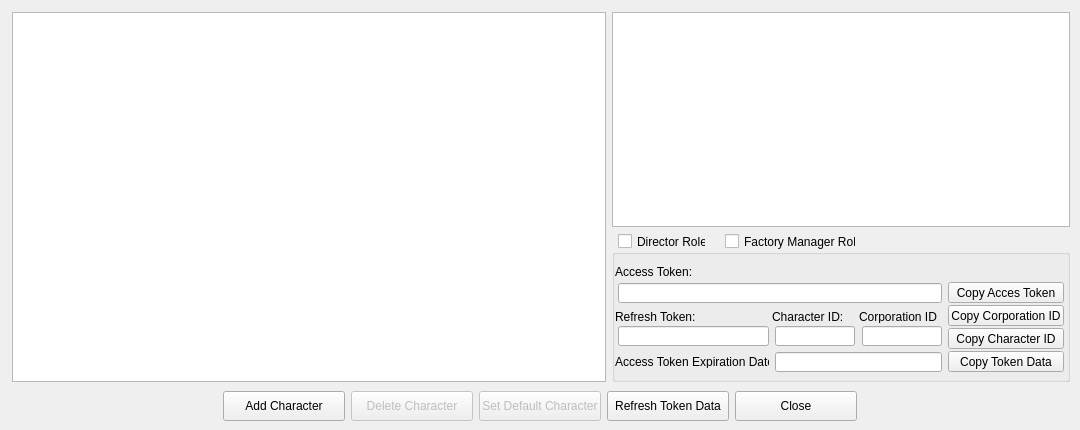
The window that Ui_design/ManageAccounts.ui (Alexmidrus/Eve_Craft) describes before a commit, drawn with Qt 5.
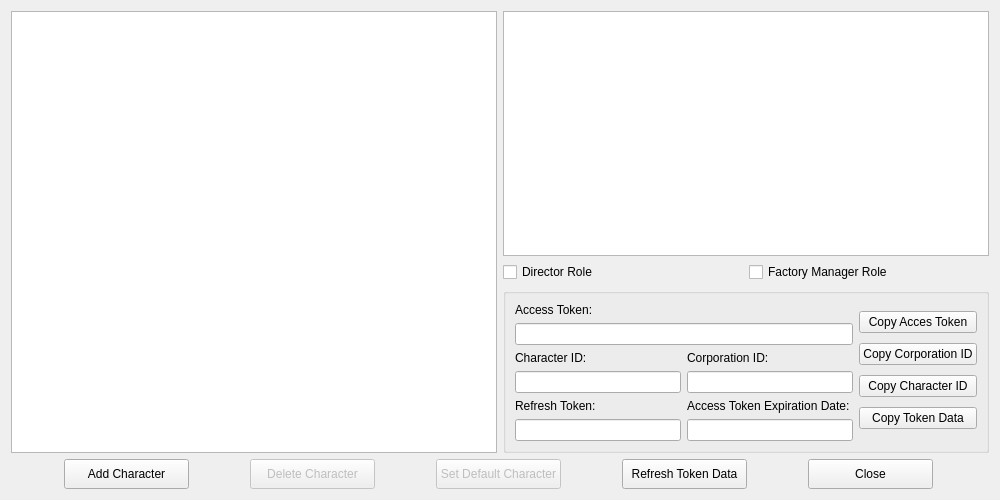
The same window after the commit.

Commit message: Добавлены 2 формы: 1. Окно менеджера аккаунта 2. Окно добавления персонажа

What changed in the file:
```diff
--- a/Ui_design/ManageAccounts.ui
+++ b/Ui_design/ManageAccounts.ui
@@ -6,128 +6,129 @@
    <rect>
     <x>0</x>
     <y>0</y>
-    <width>1080</width>
-    <height>430</height>
+    <width>1000</width>
+    <height>500</height>
    </rect>
   </property>
+  <property name="minimumSize">
+   <size>
+    <width>1000</width>
+    <height>500</height>
+   </size>
+  </property>
+  <property name="maximumSize">
+   <size>
+    <width>1000</width>
+    <height>500</height>
+   </size>
+  </property>
   <property name="windowTitle">
    <string>Manage Accounts</string>
   </property>
-  <widget class="QCheckBox" name="chkFactoryManager">
-   <property name="geometry">
-    <rect>
-     <x>725</x>
-     <y>233</y>
-     <width>131</width>
-     <height>17</height>
-    </rect>
-   </property>
+  <layout class="QVBoxLayout" name="verticalLayout_11">
+   <item>
+    <layout class="QVBoxLayout" name="verticalLayout_7"/>
+   </item>
+   <item>
+    <layout class="QHBoxLayout" name="horizontalLayout_7">
+     <item>
+      <widget class="QTreeWidget" name="lstAccounts">
+       <property name="headerHidden">
+        <bool>true</bool>
+       </property>
+       <property name="columnCount">
+        <number>1</number>
+       </property>
+       <column>
    <property name="text">
-    <string>Factory Manager Role</string>
-   </property>
-  </widget>
+         <string>lstAccounts</string>
+        </property>
+       </column>
+      </widget>
+     </item>
+     <item>
+      <layout class="QVBoxLayout" name="verticalLayout_10">
+       <item>
+        <layout class="QVBoxLayout" name="verticalLayout_9">
+         <item>
+          <widget class="QTreeWidget" name="lstScopes">
+           <property name="headerHidden">
+            <bool>true</bool>
+           </property>
+           <property name="columnCount">
+            <number>1</number>
+           </property>
+           <column>
+            <property name="text">
+             <string>lstScopes</string>
+            </property>
+           </column>
+          </widget>
+         </item>
+         <item>
+          <layout class="QHBoxLayout" name="horizontalLayout_6">
+           <item>
   <widget class="QCheckBox" name="chkDirector">
-   <property name="geometry">
-    <rect>
-     <x>618</x>
-     <y>233</y>
-     <width>88</width>
-     <height>17</height>
-    </rect>
-   </property>
    <property name="text">
     <string>Director Role</string>
    </property>
   </widget>
-  <widget class="QPushButton" name="btnRefreshToken">
-   <property name="geometry">
-    <rect>
-     <x>607</x>
-     <y>391</y>
-     <width>122</width>
-     <height>30</height>
-    </rect>
-   </property>
+           </item>
+           <item>
+            <widget class="QCheckBox" name="chkFactoryManager">
    <property name="text">
-    <string>Refresh Token Data</string>
-   </property>
-  </widget>
+              <string>Factory Manager Role</string>
+             </property>
+            </widget>
+           </item>
+          </layout>
+         </item>
+        </layout>
+       </item>
+       <item>
   <widget class="QGroupBox" name="gbAccountData">
-   <property name="geometry">
-    <rect>
-     <x>612</x>
-     <y>249</y>
-     <width>458</width>
-     <height>133</height>
-    </rect>
-   </property>
    <property name="title">
-    <string />
-   </property>
-   <widget class="QPushButton" name="btnCopyCorpID">
-    <property name="geometry">
-     <rect>
-      <x>336</x>
-      <y>56</y>
-      <width>116</width>
-      <height>21</height>
-     </rect>
-    </property>
+          <string/>
+         </property>
+         <layout class="QHBoxLayout" name="horizontalLayout_5">
+          <item>
+           <layout class="QHBoxLayout" name="horizontalLayout_4">
+            <item>
+             <layout class="QVBoxLayout" name="verticalLayout_8">
+              <item>
+               <layout class="QVBoxLayout" name="verticalLayout_6">
+                <item>
+                 <widget class="QLabel" name="lblAccessToken">
     <property name="text">
-     <string>Copy Corporation ID</string>
-    </property>
-   </widget>
-   <widget class="QLabel" name="lblCorpID">
-    <property name="geometry">
-     <rect>
-      <x>247</x>
-      <y>61</y>
-      <width>78</width>
-      <height>13</height>
-     </rect>
-    </property>
+                   <string>Access Token:</string>
+                  </property>
+                 </widget>
+                </item>
+                <item>
+                 <widget class="QLineEdit" name="txtAccessToken">
     <property name="text">
-     <string>Corporation ID:</string>
-    </property>
-   </widget>
-   <widget class="QLineEdit" name="txtCorpID">
-    <property name="geometry">
-     <rect>
-      <x>250</x>
-      <y>77</y>
-      <width>80</width>
-      <height>20</height>
-     </rect>
-    </property>
-    <property name="text">
-     <string />
+                   <string/>
     </property>
     <property name="readOnly">
      <bool>true</bool>
     </property>
    </widget>
+                </item>
+               </layout>
+              </item>
+              <item>
+               <layout class="QHBoxLayout" name="horizontalLayout_2">
+                <item>
+                 <layout class="QVBoxLayout" name="verticalLayout_3">
+                  <item>
    <widget class="QLabel" name="lblCharacterID">
-    <property name="geometry">
-     <rect>
-      <x>160</x>
-      <y>61</y>
-      <width>70</width>
-      <height>13</height>
-     </rect>
-    </property>
     <property name="text">
      <string>Character ID:</string>
     </property>
    </widget>
+                  </item>
+                  <item>
    <widget class="QLineEdit" name="txtCharacterID">
-    <property name="geometry">
-     <rect>
-      <x>163</x>
-      <y>77</y>
-      <width>80</width>
-      <height>20</height>
-     </rect>
-    </property>
     <property name="text">
      <string />
     </property>
@@ -135,93 +136,45 @@
      <bool>true</bool>
     </property>
    </widget>
-   <widget class="QPushButton" name="btnCopyCharacterID">
-    <property name="geometry">
-     <rect>
-      <x>336</x>
-      <y>79</y>
-      <width>116</width>
-      <height>21</height>
-     </rect>
-    </property>
+                  </item>
+                 </layout>
+                </item>
+                <item>
+                 <layout class="QVBoxLayout" name="verticalLayout_2">
+                  <item>
+                   <widget class="QLabel" name="lblCorpID">
     <property name="text">
-     <string>Copy Character ID</string>
-    </property>
-   </widget>
-   <widget class="QPushButton" name="btnCopyAccesToken">
-    <property name="geometry">
-     <rect>
-      <x>336</x>
-      <y>33</y>
-      <width>116</width>
-      <height>21</height>
-     </rect>
-    </property>
+                     <string>Corporation ID:</string>
+                    </property>
+                   </widget>
+                  </item>
+                  <item>
+                   <widget class="QLineEdit" name="txtCorpID">
     <property name="text">
-     <string>Copy Acces Token</string>
-    </property>
-   </widget>
-   <widget class="QPushButton" name="btnCopyAll">
-    <property name="geometry">
-     <rect>
-      <x>336</x>
-      <y>102</y>
-      <width>116</width>
-      <height>21</height>
-     </rect>
-    </property>
-    <property name="text">
-     <string>Copy Token Data</string>
-    </property>
-   </widget>
-   <widget class="QLabel" name="Label1">
-    <property name="geometry">
-     <rect>
-      <x>3</x>
-      <y>106</y>
-      <width>154</width>
-      <height>13</height>
-     </rect>
-    </property>
-    <property name="text">
-     <string>Access Token Expiration Date:</string>
-    </property>
-   </widget>
+                     <string/>
+                    </property>
+                    <property name="readOnly">
+                     <bool>true</bool>
+                    </property>
+                   </widget>
+                  </item>
+                 </layout>
+                </item>
+               </layout>
+              </item>
+              <item>
+               <layout class="QHBoxLayout" name="horizontalLayout_3">
+                <item>
+                 <layout class="QVBoxLayout" name="verticalLayout_5">
+                  <item>
    <widget class="QLabel" name="lblRefreshToken">
-    <property name="geometry">
-     <rect>
-      <x>3</x>
-      <y>61</y>
-      <width>81</width>
-      <height>13</height>
-     </rect>
-    </property>
     <property name="text">
      <string>Refresh Token:</string>
     </property>
    </widget>
-   <widget class="QLabel" name="lblAccessToken">
-    <property name="geometry">
-     <rect>
-      <x>3</x>
-      <y>16</y>
-      <width>79</width>
-      <height>13</height>
-     </rect>
-    </property>
-    <property name="text">
-     <string>Access Token:</string>
-    </property>
-   </widget>
+                  </item>
+                  <item>
    <widget class="QLineEdit" name="txtRefreshToken">
-    <property name="geometry">
-     <rect>
-      <x>6</x>
-      <y>77</y>
-      <width>151</width>
-      <height>20</height>
-     </rect>
-    </property>
     <property name="text">
      <string />
     </property>
@@ -229,15 +182,20 @@
      <bool>true</bool>
     </property>
    </widget>
+                  </item>
+                 </layout>
+                </item>
+                <item>
+                 <layout class="QVBoxLayout" name="verticalLayout_4">
+                  <item>
+                   <widget class="QLabel" name="Label1">
+                    <property name="text">
+                     <string>Access Token Expiration Date:</string>
+                    </property>
+                   </widget>
+                  </item>
+                  <item>
    <widget class="QLineEdit" name="txtAccessTokenExpDate">
-    <property name="geometry">
-     <rect>
-      <x>163</x>
-      <y>103</y>
-      <width>167</width>
-      <height>20</height>
-     </rect>
-    </property>
     <property name="text">
      <string />
     </property>
@@ -245,127 +203,173 @@
      <bool>true</bool>
     </property>
     <property name="alignment">
-     <set>Qt::AlignCenter</set>
-    </property>
-   </widget>
-   <widget class="QLineEdit" name="txtAccessToken">
-    <property name="geometry">
-     <rect>
-      <x>6</x>
-      <y>34</y>
-      <width>324</width>
-      <height>20</height>
-     </rect>
-    </property>
-    <property name="text">
-     <string />
+                     <set>Qt::AlignmentFlag::AlignCenter</set>
     </property>
     <property name="readOnly">
      <bool>true</bool>
     </property>
    </widget>
-  </widget>
-  <widget class="QTreeWidget" name="lstScopes">
-   <property name="geometry">
-    <rect>
-     <x>612</x>
-     <y>12</y>
-     <width>458</width>
-     <height>215</height>
-    </rect>
-   </property>
-   <property name="columnCount">
-    <number>1</number>
-   </property>
-   <property name="headerHidden">
-    <bool>true</bool>
-   </property>
-   <column>
+                  </item>
+                 </layout>
+                </item>
+               </layout>
+              </item>
+             </layout>
+            </item>
+            <item>
+             <layout class="QVBoxLayout" name="verticalLayout">
+              <property name="spacing">
+               <number>2</number>
+              </property>
+              <item>
+               <widget class="QPushButton" name="btnCopyAccesToken">
+                <property name="text">
+                 <string>Copy Acces Token</string>
+                </property>
+               </widget>
+              </item>
+              <item>
+               <widget class="QPushButton" name="btnCopyCorpID">
     <property name="text">
-     <string>lstScopes</string>
-    </property>
-   </column>
-  </widget>
-  <widget class="QPushButton" name="btnSelectDefaultChar">
-   <property name="geometry">
-    <rect>
-     <x>479</x>
-     <y>391</y>
-     <width>122</width>
-     <height>30</height>
-    </rect>
-   </property>
+                 <string>Copy Corporation ID</string>
+                </property>
+               </widget>
+              </item>
+              <item>
+               <widget class="QPushButton" name="btnCopyCharacterID">
+                <property name="text">
+                 <string>Copy Character ID</string>
+                </property>
+               </widget>
+              </item>
+              <item>
+               <widget class="QPushButton" name="btnCopyAll">
    <property name="text">
-    <string>Set Default Character</string>
-   </property>
-   <property name="enabled">
-    <bool>false</bool>
-   </property>
-  </widget>
+                 <string>Copy Token Data</string>
+                </property>
+               </widget>
+              </item>
+             </layout>
+            </item>
+           </layout>
+          </item>
+         </layout>
+        </widget>
+       </item>
+      </layout>
+     </item>
+    </layout>
+   </item>
+   <item>
+    <layout class="QHBoxLayout" name="horizontalLayout">
+     <property name="spacing">
+      <number>8</number>
+     </property>
+     <item>
   <widget class="QPushButton" name="btnAddCharacter">
-   <property name="geometry">
-    <rect>
-     <x>223</x>
-     <y>391</y>
-     <width>122</width>
+       <property name="minimumSize">
+        <size>
+         <width>125</width>
      <height>30</height>
-    </rect>
+        </size>
+       </property>
+       <property name="maximumSize">
+        <size>
+         <width>125</width>
+         <height>30</height>
+        </size>
    </property>
    <property name="text">
     <string>Add Character</string>
    </property>
   </widget>
+     </item>
+     <item>
   <widget class="QPushButton" name="btnDeleteCharacter">
-   <property name="geometry">
-    <rect>
-     <x>351</x>
-     <y>391</y>
-     <width>122</width>
+       <property name="enabled">
+        <bool>false</bool>
+       </property>
+       <property name="minimumSize">
+        <size>
+         <width>125</width>
      <height>30</height>
-    </rect>
+        </size>
+       </property>
+       <property name="maximumSize">
+        <size>
+         <width>125</width>
+         <height>30</height>
+        </size>
    </property>
    <property name="text">
     <string>Delete Character</string>
    </property>
+      </widget>
+     </item>
+     <item>
+      <widget class="QPushButton" name="btnSelectDefaultChar">
    <property name="enabled">
     <bool>false</bool>
    </property>
-  </widget>
+       <property name="minimumSize">
+        <size>
+         <width>125</width>
+         <height>30</height>
+        </size>
+       </property>
+       <property name="maximumSize">
+        <size>
+         <width>125</width>
+         <height>30</height>
+        </size>
+       </property>
+       <property name="text">
+        <string>Set Default Character</string>
+       </property>
+      </widget>
+     </item>
+     <item>
+      <widget class="QPushButton" name="btnRefreshToken">
+       <property name="minimumSize">
+        <size>
+         <width>125</width>
+         <height>30</height>
+        </size>
+       </property>
+       <property name="maximumSize">
+        <size>
+         <width>125</width>
+         <height>30</height>
+        </size>
+       </property>
+       <property name="text">
+        <string>Refresh Token Data</string>
+       </property>
+      </widget>
+     </item>
+     <item>
   <widget class="QPushButton" name="btnClose">
-   <property name="geometry">
-    <rect>
-     <x>735</x>
-     <y>391</y>
-     <width>122</width>
+       <property name="minimumSize">
+        <size>
+         <width>125</width>
      <height>30</height>
-    </rect>
+        </size>
+       </property>
+       <property name="maximumSize">
+        <size>
+         <width>125</width>
+         <height>30</height>
+        </size>
    </property>
    <property name="text">
     <string>Close</string>
    </property>
   </widget>
-  <widget class="QTreeWidget" name="lstAccounts">
-   <property name="geometry">
-    <rect>
-     <x>12</x>
-     <y>12</y>
-     <width>594</width>
-     <height>370</height>
-    </rect>
-   </property>
-   <property name="columnCount">
-    <number>1</number>
-   </property>
-   <property name="headerHidden">
-    <bool>true</bool>
-   </property>
-   <column>
-    <property name="text">
-     <string>lstAccounts</string>
-    </property>
-   </column>
-  </widget>
- </widget>
- <resources />
- <connections />
+     </item>
+    </layout>
+   </item>
+  </layout>
+ </widget>
+ <resources/>
+ <connections/>
 </ui>
```
Left out of the diff: 9 changed lines with no effect on the pictures. Lines whose indentation alone changed are shown as unchanged. The commit also changes 1 other file.
